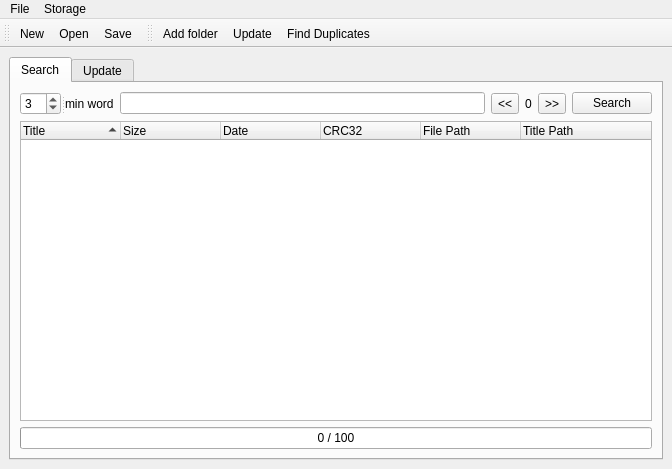
The window that form.ui (sanami/qt-books) describes before a commit, drawn with Qt 5.
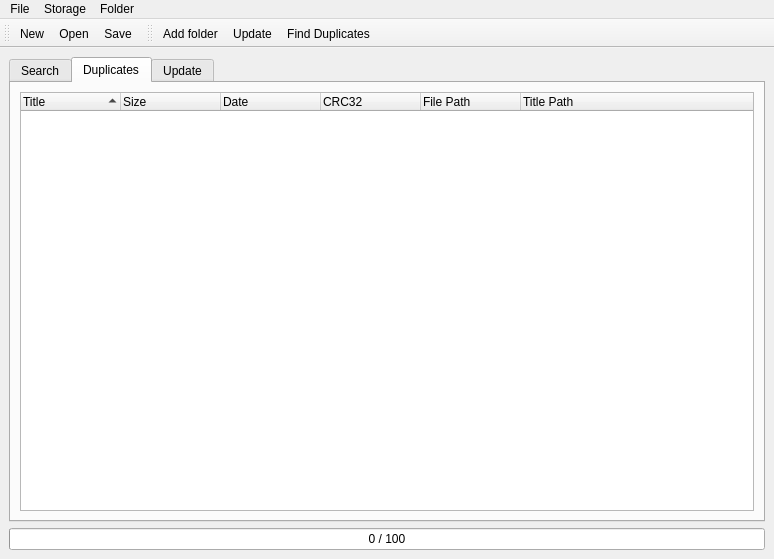
The same window after the commit. Icons and pictures are not drawn.

Commit message: Шоткаты. Отдельное окно для дубликатов

Diff of the .ui file:
```diff
--- a/form.ui
+++ b/form.ui
@@ -6,8 +6,8 @@
    <rect>
     <x>0</x>
     <y>0</y>
-    <width>672</width>
-    <height>469</height>
+    <width>774</width>
+    <height>559</height>
    </rect>
   </property>
   <property name="windowTitle">
@@ -18,7 +18,7 @@
     <item row="0" column="0">
      <widget class="QTabWidget" name="tabWidget">
       <property name="currentIndex">
-       <number>0</number>
+       <number>1</number>
       </property>
       <widget class="QWidget" name="tab">
        <attribute name="title">
@@ -112,16 +112,6 @@
           </column>
          </widget>
         </item>
-        <item row="2" column="0" colspan="6">
-         <widget class="QProgressBar" name="progress">
-          <property name="value">
-           <number>0</number>
-          </property>
-          <property name="format">
-           <string>%v / %m</string>
-          </property>
-         </widget>
-        </item>
         <item row="0" column="5">
          <widget class="QPushButton" name="search">
           <property name="text">
@@ -155,6 +145,65 @@
         </item>
        </layout>
       </widget>
+      <widget class="QWidget" name="tab_3">
+       <attribute name="title">
+        <string>Duplicates</string>
+       </attribute>
+       <layout class="QGridLayout" name="gridLayout_4">
+        <item row="0" column="0">
+         <widget class="QTreeWidget" name="duplicates_result">
+          <property name="contextMenuPolicy">
+           <enum>Qt::ActionsContextMenu</enum>
+          </property>
+          <property name="alternatingRowColors">
+           <bool>true</bool>
+          </property>
+          <property name="selectionMode">
+           <enum>QAbstractItemView::ExtendedSelection</enum>
+          </property>
+          <property name="uniformRowHeights">
+           <bool>true</bool>
+          </property>
+          <property name="sortingEnabled">
+           <bool>true</bool>
+          </property>
+          <property name="allColumnsShowFocus">
+           <bool>true</bool>
+          </property>
+          <column>
+           <property name="text">
+            <string>Title</string>
+           </property>
+          </column>
+          <column>
+           <property name="text">
+            <string>Size</string>
+           </property>
+          </column>
+          <column>
+           <property name="text">
+            <string>Date</string>
+           </property>
+          </column>
+          <column>
+           <property name="text">
+            <string>CRC32</string>
+           </property>
+          </column>
+          <column>
+           <property name="text">
+            <string>File Path</string>
+           </property>
+          </column>
+          <column>
+           <property name="text">
+            <string>Title Path</string>
+           </property>
+          </column>
+         </widget>
+        </item>
+       </layout>
+      </widget>
       <widget class="QWidget" name="tab_2">
        <attribute name="title">
         <string>Update</string>
@@ -183,6 +232,16 @@
       </widget>
      </widget>
     </item>
+    <item row="1" column="0">
+     <widget class="QProgressBar" name="progress">
+      <property name="value">
+       <number>0</number>
+      </property>
+      <property name="format">
+       <string>%v / %m</string>
+      </property>
+     </widget>
+    </item>
    </layout>
   </widget>
   <widget class="QMenuBar" name="menubar">
@@ -190,7 +249,7 @@
     <rect>
      <x>0</x>
      <y>0</y>
-     <width>672</width>
+     <width>774</width>
      <height>21</height>
     </rect>
    </property>
@@ -212,10 +271,16 @@
     </property>
     <addaction name="action_add_folder_to_storage"/>
     <addaction name="action_update_storage"/>
+   </widget>
+   <widget class="QMenu" name="menuFolder">
+    <property name="title">
+     <string>Folder</string>
+    </property>
     <addaction name="action_find_duplicates"/>
    </widget>
    <addaction name="menuFile"/>
    <addaction name="menuStorage"/>
+   <addaction name="menuFolder"/>
   </widget>
   <widget class="QToolBar" name="toolBar">
    <property name="windowTitle">
```
Left out of the diff: 8 changed lines with no effect on the pictures. The commit also changes 4 other files.
